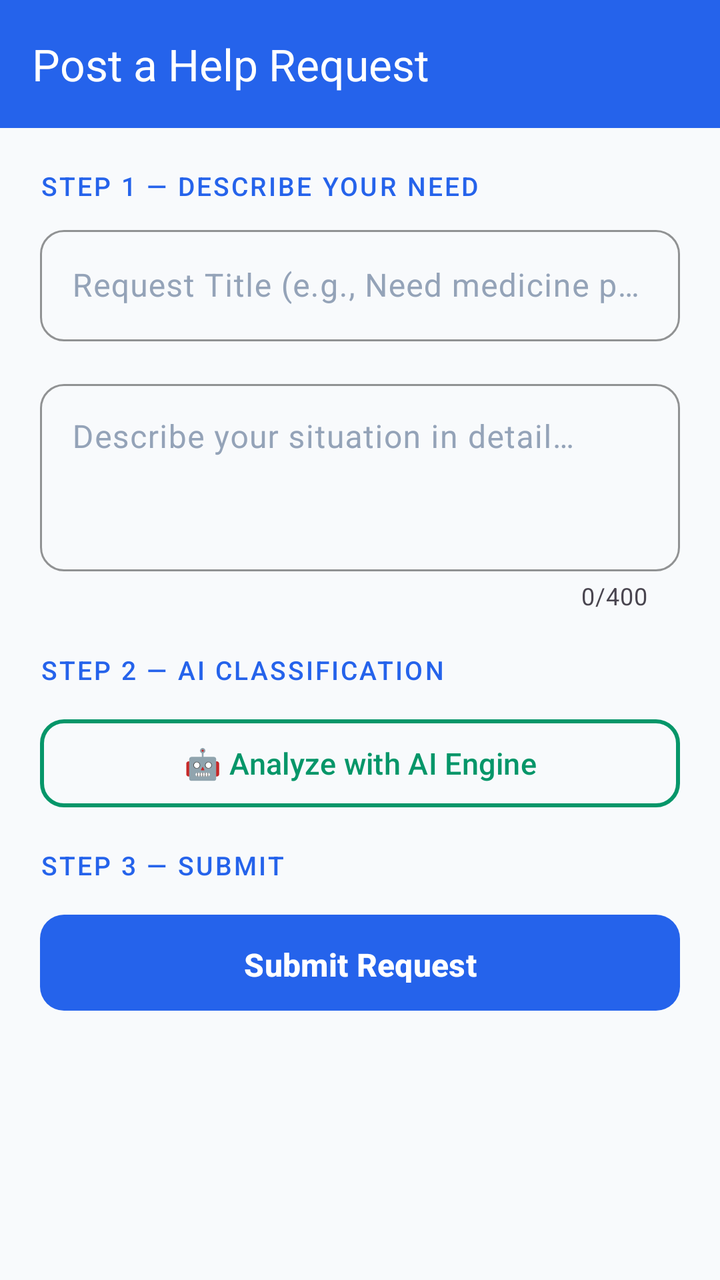
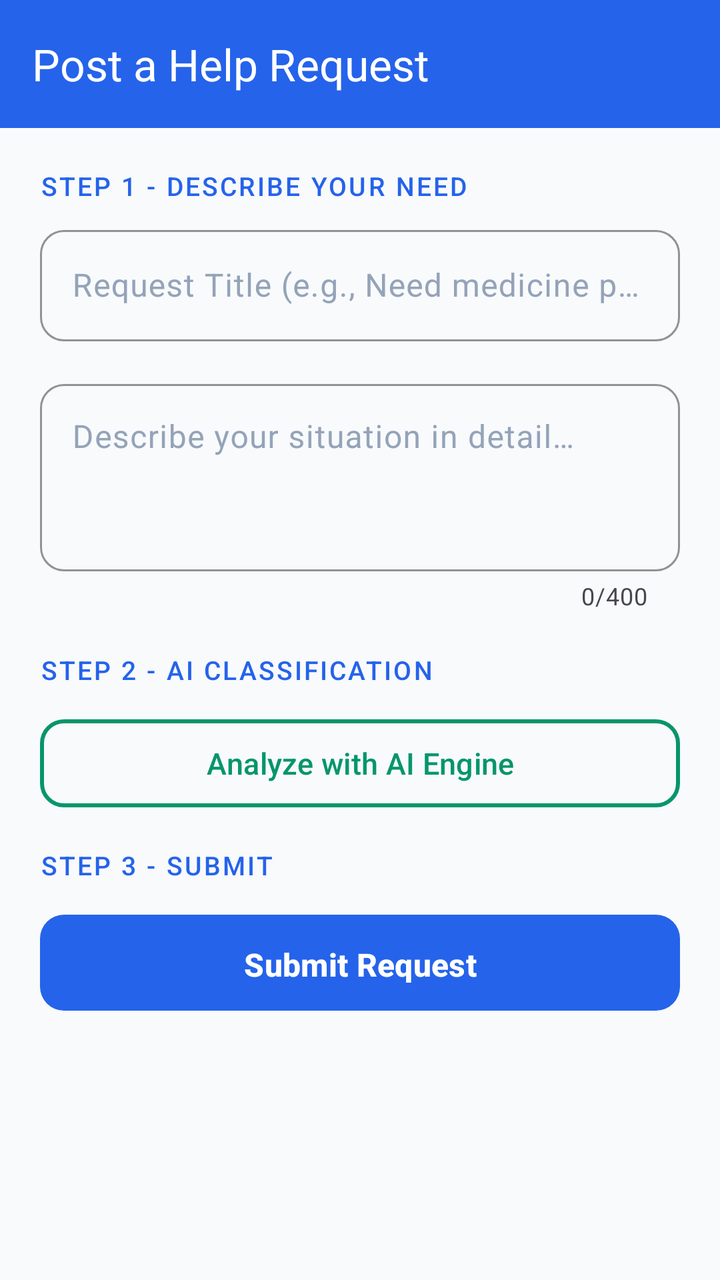

The first picture is an Android layout as it rendered before a commit; the second is the same layout after the commit. The layout source and the unified diff follow.
<!-- AndroidManifest.xml: application theme Theme.NeighbourHelpNetwork -->
<!-- res/layout/fragment_post_request.xml -->
<?xml version="1.0" encoding="utf-8"?>
<androidx.coordinatorlayout.widget.CoordinatorLayout
    xmlns:android="http://schemas.android.com/apk/res/android"
    xmlns:app="http://schemas.android.com/apk/res-auto"
    android:layout_width="match_parent"
    android:layout_height="match_parent"
    android:background="@color/colorBackground">

    
    <com.google.android.material.appbar.AppBarLayout
        android:id="@+id/appBarPost"
        android:layout_width="match_parent"
        android:layout_height="wrap_content"
        android:background="@color/colorPrimary">

        <com.google.android.material.appbar.MaterialToolbar
            android:id="@+id/toolbarPost"
            android:layout_width="match_parent"
            android:layout_height="?attr/actionBarSize"
            app:title="@string/label_post_title"
            app:titleTextColor="@color/colorTextOnDark" />

    </com.google.android.material.appbar.AppBarLayout>

    
    <androidx.core.widget.NestedScrollView
        android:layout_width="match_parent"
        android:layout_height="match_parent"
        android:fillViewport="true"
        app:layout_behavior="@string/appbar_scrolling_view_behavior">

        <LinearLayout
            android:layout_width="match_parent"
            android:layout_height="wrap_content"
            android:orientation="vertical"
            android:padding="20dp">

            
            <TextView
                android:layout_width="wrap_content"
                android:layout_height="wrap_content"
                android:layout_marginBottom="8dp"
                android:fontFamily="sans-serif-medium"
                android:text="Step 1 — Describe your need"
                android:textColor="@color/colorPrimary"
                android:textSize="13sp"
                android:textAllCaps="true"
                android:letterSpacing="0.08" />

            
            <com.google.android.material.textfield.TextInputLayout
                android:id="@+id/tilPostTitle"
                style="@style/Widget.NHN.TextInputLayout"
                android:layout_width="match_parent"
                android:layout_height="wrap_content"
                android:layout_marginBottom="16dp"
                android:hint="@string/hint_request_title">

                <com.google.android.material.textfield.TextInputEditText
                    android:id="@+id/etPostTitle"
                    android:layout_width="match_parent"
                    android:layout_height="wrap_content"
                    android:inputType="textCapSentences"
                    android:maxLines="1" />
            </com.google.android.material.textfield.TextInputLayout>

            
            <com.google.android.material.textfield.TextInputLayout
                android:id="@+id/tilPostDescription"
                style="@style/Widget.NHN.TextInputLayout"
                android:layout_width="match_parent"
                android:layout_height="wrap_content"
                android:layout_marginBottom="20dp"
                android:hint="@string/hint_request_description"
                app:counterEnabled="true"
                app:counterMaxLength="400">

                <com.google.android.material.textfield.TextInputEditText
                    android:id="@+id/etPostDescription"
                    android:layout_width="match_parent"
                    android:layout_height="wrap_content"
                    android:gravity="top"
                    android:inputType="textCapSentences|textMultiLine"
                    android:maxLines="5"
                    android:minLines="3" />
            </com.google.android.material.textfield.TextInputLayout>

            
            <TextView
                android:layout_width="wrap_content"
                android:layout_height="wrap_content"
                android:layout_marginBottom="12dp"
                android:fontFamily="sans-serif-medium"
                android:text="Step 2 — AI Classification"
                android:textColor="@color/colorPrimary"
                android:textSize="13sp"
                android:textAllCaps="true"
                android:letterSpacing="0.08" />

            
            <com.google.android.material.button.MaterialButton
                android:id="@+id/btnAnalyzeAi"
                style="@style/Widget.NHN.Button.Outlined"
                android:layout_width="match_parent"
                android:layout_height="52dp"
                android:layout_marginBottom="16dp"
                android:text="@string/btn_analyze_ai"
                android:textSize="15sp"
                app:strokeColor="@color/colorAccent"
                app:strokeWidth="2dp" />

            
            <com.google.android.material.card.MaterialCardView
                android:id="@+id/cardAiResult"
                style="@style/Widget.NHN.Card"
                android:layout_width="match_parent"
                android:layout_height="wrap_content"
                android:layout_marginBottom="20dp"
                android:visibility="gone"
                app:cardCornerRadius="16dp"
                app:cardElevation="4dp"
                app:strokeColor="@color/colorAccent"
                app:strokeWidth="1dp">

                <LinearLayout
                    android:layout_width="match_parent"
                    android:layout_height="wrap_content"
                    android:orientation="vertical"
                    android:padding="16dp">

                    <TextView
                        android:layout_width="wrap_content"
                        android:layout_height="wrap_content"
                        android:layout_marginBottom="12dp"
                        android:fontFamily="sans-serif-medium"
                        android:text="🤖 AI Analysis Result"
                        android:textColor="@color/colorPrimary"
                        android:textSize="15sp"
                        android:textStyle="bold" />

                    
                    <LinearLayout
                        android:layout_width="match_parent"
                        android:layout_height="wrap_content"
                        android:layout_marginBottom="10dp"
                        android:gravity="center_vertical"
                        android:orientation="horizontal">

                        <TextView
                            android:layout_width="80dp"
                            android:layout_height="wrap_content"
                            android:text="Category"
                            android:textColor="@color/colorTextSecondary"
                            android:textSize="12sp" />

                        <TextView
                            android:id="@+id/tvAiCategory"
                            android:layout_width="0dp"
                            android:layout_height="wrap_content"
                            android:layout_weight="1"
                            android:fontFamily="sans-serif-medium"
                            android:text="—"
                            android:textColor="@color/colorPrimary"
                            android:textSize="14sp" />
                    </LinearLayout>

                    
                    <LinearLayout
                        android:layout_width="match_parent"
                        android:layout_height="wrap_content"
                        android:layout_marginBottom="10dp"
                        android:gravity="center_vertical"
                        android:orientation="horizontal">

                        <TextView
                            android:layout_width="80dp"
                            android:layout_height="wrap_content"
                            android:text="Urgency"
                            android:textColor="@color/colorTextSecondary"
                            android:textSize="12sp" />

                        <TextView
                            android:id="@+id/tvAiUrgencyLevel"
                            android:layout_width="0dp"
                            android:layout_height="wrap_content"
                            android:layout_weight="1"
                            android:fontFamily="sans-serif-medium"
                            android:text="—"
                            android:textSize="14sp" />
                    </LinearLayout>

                    
                    <LinearLayout
                        android:layout_width="match_parent"
                        android:layout_height="wrap_content"
                        android:layout_marginBottom="12dp"
                        android:gravity="center_vertical"
                        android:orientation="horizontal">

                        <TextView
                            android:layout_width="80dp"
                            android:layout_height="wrap_content"
                            android:text="Score"
                            android:textColor="@color/colorTextSecondary"
                            android:textSize="12sp" />

                        <com.google.android.material.progressindicator.LinearProgressIndicator
                            android:id="@+id/progressAiScore"
                            android:layout_width="0dp"
                            android:layout_height="wrap_content"
                            android:layout_marginEnd="10dp"
                            android:layout_weight="1"
                            app:indicatorColor="@color/colorAccent"
                            app:trackColor="#E0E4F0"
                            app:trackCornerRadius="4dp" />

                        <TextView
                            android:id="@+id/tvAiScore"
                            android:layout_width="40dp"
                            android:layout_height="wrap_content"
                            android:gravity="end"
                            android:text="0/100"
                            android:textColor="@color/colorTextPrimary"
                            android:textSize="12sp"
                            android:textStyle="bold" />
                    </LinearLayout>

                    
                    <TextView
                        android:layout_width="wrap_content"
                        android:layout_height="wrap_content"
                        android:layout_marginBottom="6dp"
                        android:text="Tags"
                        android:textColor="@color/colorTextSecondary"
                        android:textSize="12sp" />

                    <com.google.android.material.chip.ChipGroup
                        android:id="@+id/chipGroupTags"
                        android:layout_width="match_parent"
                        android:layout_height="wrap_content" />

                </LinearLayout>
            </com.google.android.material.card.MaterialCardView>

            
            <TextView
                android:layout_width="wrap_content"
                android:layout_height="wrap_content"
                android:layout_marginBottom="12dp"
                android:fontFamily="sans-serif-medium"
                android:text="Step 3 — Submit"
                android:textColor="@color/colorPrimary"
                android:textSize="13sp"
                android:textAllCaps="true"
                android:letterSpacing="0.08" />

            
            <com.google.android.material.button.MaterialButton
                android:id="@+id/btnSubmitRequest"
                style="@style/Widget.NHN.Button.Primary"
                android:layout_width="match_parent"
                android:layout_height="56dp"
                android:text="@string/btn_submit_request"
                android:textSize="16sp" />

            
            <com.google.android.material.progressindicator.LinearProgressIndicator
                android:id="@+id/progressSubmit"
                android:layout_width="match_parent"
                android:layout_height="wrap_content"
                android:layout_marginTop="12dp"
                android:indeterminate="true"
                android:visibility="gone"
                app:indicatorColor="@color/colorAccent"
                app:trackColor="#E0E4F0" />

            <View android:layout_width="match_parent"
                android:layout_height="24dp" />

        </LinearLayout>
    </androidx.core.widget.NestedScrollView>

</androidx.coordinatorlayout.widget.CoordinatorLayout>
<!-- resources referenced by this layout -->
<resources>
  <color name="colorAccent">#059669</color>
  <color name="colorBackground">#F8FAFC</color>
  <color name="colorPrimary">#2563EB</color>
  <color name="colorTextOnDark">#FFFFFF</color>
  <color name="colorTextPrimary">#0F172A</color>
  <color name="colorTextSecondary">#475569</color>
  <string name="btn_analyze_ai">🤖 Analyze with AI Engine</string>
  <string name="btn_submit_request">Submit Request</string>
  <string name="hint_request_description">Describe your situation in detail…</string>
  <string name="hint_request_title">Request Title (e.g., Need medicine pickup)</string>
  <string name="label_post_title">Post a Help Request</string>
  <style name="Widget.NHN.Button.Outlined" parent="Widget.Material3.Button.OutlinedButton">
          <item name="strokeColor">@color/colorAccent</item>
          <item name="android:textColor">@color/colorAccent</item>
          <item name="cornerRadius">12dp</item>
          <item name="strokeWidth">2dp</item>
      </style>
  <style name="Widget.NHN.Button.Primary" parent="Widget.Material3.Button">
          <item name="backgroundTint">@color/colorPrimary</item>
          <item name="android:textColor">@color/colorOnPrimary</item>
          <item name="cornerRadius">12dp</item>
          <item name="android:paddingTop">14dp</item>
          <item name="android:paddingBottom">14dp</item>
          <item name="android:textStyle">bold</item>
          <item name="android:textSize">16sp</item>
      </style>
  <style name="Widget.NHN.Card" parent="Widget.Material3.CardView.Elevated">
          <item name="cardCornerRadius">20dp</item>
          <item name="cardElevation">2dp</item>
          <item name="cardBackgroundColor">@color/colorSurface</item>
      </style>
  <style name="Widget.NHN.TextInputLayout" parent="Widget.Material3.TextInputLayout.OutlinedBox">
          <item name="boxStrokeColor">@color/colorPrimary</item>
          <item name="hintTextColor">@color/colorPrimary</item>
          <item name="android:textColorHint">@color/colorTextHint</item>
          <item name="boxCornerRadiusTopStart">12dp</item>
          <item name="boxCornerRadiusTopEnd">12dp</item>
          <item name="boxCornerRadiusBottomStart">12dp</item>
          <item name="boxCornerRadiusBottomEnd">12dp</item>
      </style>
  <style name="Theme.NeighbourHelpNetwork" parent="Theme.Material3.Light.NoActionBar">
          
          <item name="colorPrimary">@color/colorPrimary</item>
          <item name="colorOnPrimary">@color/colorOnPrimary</item>
          <item name="colorPrimaryContainer">@color/colorSurfaceVariant</item>
          <item name="colorOnPrimaryContainer">@color/colorPrimary</item>
  
          
          <item name="colorSecondary">@color/colorAccent</item>
          <item name="colorOnSecondary">@color/colorOnAccent</item>
  
          
          <item name="android:colorBackground">@color/colorBackground</item>
          <item name="colorSurface">@color/colorSurface</item>
          <item name="colorOnSurface">@color/colorOnSurface</item>
          <item name="colorSurfaceVariant">@color/colorSurfaceVariant</item>
          <item name="colorOutline">@color/colorOutline</item>
  
          
          <item name="android:statusBarColor">@color/colorSurface</item>
          <item name="android:windowLightStatusBar">true</item>
      </style>
  <color name="colorOnPrimary">#FFFFFF</color>
  <color name="colorSurface">#FFFFFF</color>
  <color name="colorTextHint">#94A3B8</color>
  <color name="colorSurfaceVariant">#F1F5F9</color>
  <color name="colorOnAccent">#FFFFFF</color>
  <color name="colorOnSurface">#0F172A</color>
  <color name="colorOutline">#CBD5E1</color>
</resources>

<!-- the commit's change to res/layout/fragment_post_request.xml (unified diff, before → after) -->
@@ -41,7 +41,7 @@
                 android:layout_height="wrap_content"
                 android:layout_marginBottom="8dp"
                 android:fontFamily="sans-serif-medium"
-                android:text="Step 1 — Describe your need"
+                android:text="Step 1 - Describe your need"
                 android:textColor="@color/colorPrimary"
                 android:textSize="13sp"
                 android:textAllCaps="true"
@@ -91,7 +91,7 @@
                 android:layout_height="wrap_content"
                 android:layout_marginBottom="12dp"
                 android:fontFamily="sans-serif-medium"
-                android:text="Step 2 — AI Classification"
+                android:text="Step 2 - AI Classification"
                 android:textColor="@color/colorPrimary"
                 android:textSize="13sp"
                 android:textAllCaps="true"
@@ -133,7 +133,7 @@
                         android:layout_height="wrap_content"
                         android:layout_marginBottom="12dp"
                         android:fontFamily="sans-serif-medium"
-                        android:text="🤖 AI Analysis Result"
+                        android:text="AI Analysis Result"
                         android:textColor="@color/colorPrimary"
                         android:textSize="15sp"
                         android:textStyle="bold" />
@@ -159,7 +159,7 @@
                             android:layout_height="wrap_content"
                             android:layout_weight="1"
                             android:fontFamily="sans-serif-medium"
-                            android:text="—"
+                            android:text="-"
                             android:textColor="@color/colorPrimary"
                             android:textSize="14sp" />
                     </LinearLayout>
@@ -185,7 +185,7 @@
                             android:layout_height="wrap_content"
                             android:layout_weight="1"
                             android:fontFamily="sans-serif-medium"
-                            android:text="—"
+                            android:text="-"
                             android:textSize="14sp" />
                     </LinearLayout>
 
@@ -248,7 +248,7 @@
                 android:layout_height="wrap_content"
                 android:layout_marginBottom="12dp"
                 android:fontFamily="sans-serif-medium"
-                android:text="Step 3 — Submit"
+                android:text="Step 3 - Submit"
                 android:textColor="@color/colorPrimary"
                 android:textSize="13sp"
                 android:textAllCaps="true"
<!-- resource entries referenced after the edit -->
@@ -6,7 +6,7 @@
   <color name="colorTextOnDark">#FFFFFF</color>
   <color name="colorTextPrimary">#0F172A</color>
   <color name="colorTextSecondary">#475569</color>
-  <string name="btn_analyze_ai">🤖 Analyze with AI Engine</string>
+  <string name="btn_analyze_ai">Analyze with AI Engine</string>
   <string name="btn_submit_request">Submit Request</string>
   <string name="hint_request_description">Describe your situation in detail…</string>
   <string name="hint_request_title">Request Title (e.g., Need medicine pickup)</string>
